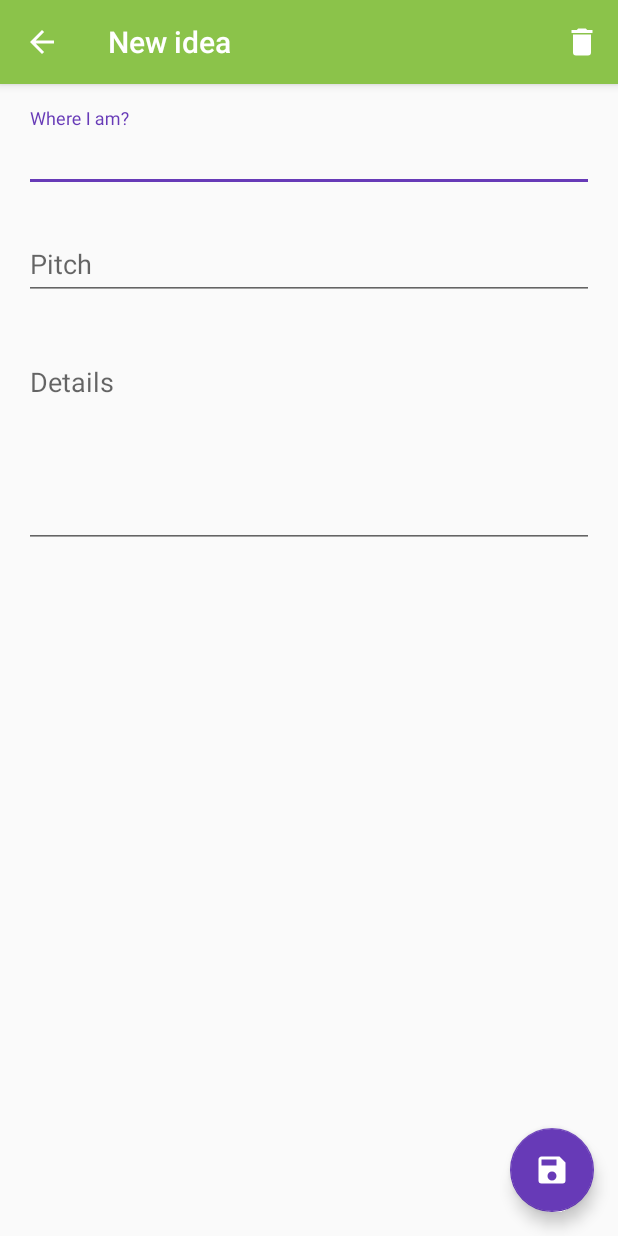
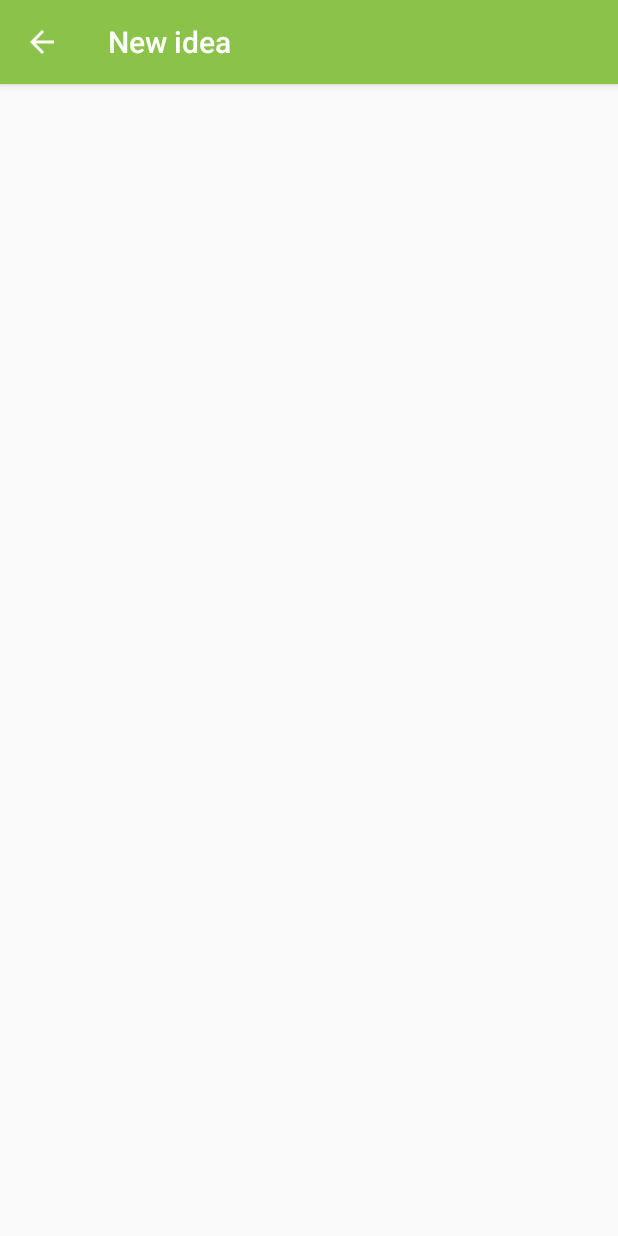
Before and after one commit to luhmirin-s/DevFestWorkshop2018, an Android app: the IdeaFormActivity screen opened directly, with no data from a screen before it, on a phone screen of 412 x 824 dp. Run offline under Robolectric (Android 15) with nearby library versions, the phone set to English and light mode, and no system bars.

```diff
--- a/app/src/main/java/lv/luhmirins/ideas/form/IdeaFormActivity.kt
+++ b/app/src/main/java/lv/luhmirins/ideas/form/IdeaFormActivity.kt
@@ -1,12 +1,10 @@
 package lv.luhmirins.ideas.form
 
 import android.os.Bundle
-import android.view.Menu
 import android.view.MenuItem
 import androidx.appcompat.app.AppCompatActivity
-import androidx.lifecycle.Observer
-import kotlinx.android.synthetic.main.activity_form.*
-import lv.luhmirins.ideas.*
+import lv.luhmirins.ideas.Idea
+import lv.luhmirins.ideas.R
 
 class IdeaFormActivity : AppCompatActivity() {
 
@@ -17,58 +15,56 @@ class IdeaFormActivity : AppCompatActivity() {
         setContentView(R.layout.activity_form)
         supportActionBar?.setDisplayHomeAsUpEnabled(true)
 
-        val currentNoteId = intent?.getLongExtra("idea_id", 0) ?: 0
-        MyApp.IDEAS.getIdea(currentNoteId).observe(this, Observer { nullableIdea ->
-            currentIdea = nullableIdea
-
-            nullableIdea?.let { notNullIdea ->
-                input_place.setText(notNullIdea.place)
-                input_title.setText(notNullIdea.title)
-                input_details.setText(notNullIdea.notes)
-            }
-        })
-
-        fab_save.setOnClickListener {
-            currentIdea
-                ?.let { idea -> updateIdea(idea) }
-                ?: saveIdea()
-            finish()
-        }
+        /*
+           TODO connect your layout with some actions:
+            1) retrieve id of current idea from `intent`
+            2) fetch idae from `MyApp.IDEAS` by observing changes
+            3) cache data in `currentIdea` for future use
+            4) if data is not empty(null) write existing values to inputs
+            5) add 'save' button click listener to either update or save
+                  gift to database and finish activity
+            [Cheat 3]
+           */
     }
 
-    override fun onPrepareOptionsMenu(menu: Menu): Boolean {
-        menuInflater.inflate(R.menu.menu_form, menu)
-        return true
+    /*
+     TODO write a function that:
+      1) takes text from inputs
+      2) creates new Idea object
+      3) executes `SaveAsync` to save new idea to database
+      [Cheat 4]
+    */
+    private fun saveIdea() {
     }
 
+    /*
+    TODO write a function that:
+     1) takes text from inputs
+     2) creates new Idea object with same uid
+     3) executes `UpdateAsync` to save idea changes to database
+     [Cheat 5]
+   */
+    private fun updateIdea(idea: Idea) {
+    }
+
+    /*
+     TODO implement delete button
+      1) override `onPrepareOptionsMenu(Menu)` method of `AppCompatActivity`
+      2) using `menuInflates` inflate `R.menu.menu_form`
+      3) don`t forget to add `return true` so that menu is displayed
+      [Cheat 6]
+    */
+
+    /*
+     TODO implement delete button click handling
+      1) if `currentIdea` is not null execute `DeleteAsync`
+      2) finish current activity
+      3) don't forget to `return true` to show that we handled the click
+      [Cheat 6]
+     */
     override fun onOptionsItemSelected(item: MenuItem): Boolean {
         if (item.itemId == R.id.menu_item_delete) {
-            currentIdea?.let { idea ->
-                DeleteAsync().execute(idea)
-            }
-            finish()
-            return true
         }
         return super.onOptionsItemSelected(item)
     }
-
-    private fun updateIdea(idea: Idea) {
-        val newIdea = Idea(
-            uid = idea.uid,
-            place = input_place.text.toString(),
-            title = input_title.text.toString(),
-            notes = input_details.text.toString()
-        )
-        UpdateAsync().execute(newIdea)
-    }
-
-    private fun saveIdea() {
-        val newIdea = Idea(
-            place = input_place.text.toString(),
-            title = input_title.text.toString(),
-            notes = input_details.text.toString()
-        )
-        SaveAsync().execute(newIdea)
-    }
-
 }
--- a/app/src/main/res/layout/activity_form.xml
+++ b/app/src/main/res/layout/activity_form.xml
@@ -1,4 +1,18 @@
 <?xml version="1.0" encoding="utf-8"?>
+<!--
+ TODO
+  1) add 3 `TextInputLayout` instances
+     1.1) for a place where you thought of an idea
+     1.2) for short idea pitch
+     1.3) for notes
+  2) add save button
+     1.1) use `@drawable/icon_save` and tint it with `@color/white_text`
+  3) make sure all views have unique ids
+  4) make sure you have set correct hints to each input layout (not EditText!)
+  [Cheat 2]
+-->
+
+
 <androidx.constraintlayout.widget.ConstraintLayout
     xmlns:android="http://schemas.android.com/apk/res/android"
     xmlns:app="http://schemas.android.com/apk/res-auto"
@@ -7,73 +21,4 @@
     android:layout_height="match_parent"
     tools:context="lv.luhmirins.ideas.form.IdeaFormActivity">
 
-    <com.google.android.material.floatingactionbutton.FloatingActionButton
-        android:id="@+id/fab_save"
-        android:layout_width="wrap_content"
-        android:layout_height="wrap_content"
-        android:layout_gravity="bottom|end"
-        android:layout_margin="@dimen/fab_margin"
-        android:layout_marginBottom="16dp"
-        android:layout_marginEnd="16dp"
-        android:tint="@color/white_text"
-        app:backgroundTint="@color/color_accent"
-        app:fabSize="normal"
-        app:layout_constraintBottom_toBottomOf="parent"
-        app:layout_constraintEnd_toEndOf="parent"
-        app:srcCompat="@drawable/icon_save"/>
-
-    <com.google.android.material.textfield.TextInputLayout
-        android:id="@+id/layout_place"
-        android:layout_width="0dp"
-        android:layout_height="wrap_content"
-        android:layout_marginEnd="16dp"
-        android:layout_marginStart="16dp"
-        android:layout_marginTop="16dp"
-        android:hint="Where I am?"
-        app:layout_constraintEnd_toEndOf="parent"
-        app:layout_constraintStart_toStartOf="parent"
-        app:layout_constraintTop_toTopOf="parent">
-
-        <com.google.android.material.textfield.TextInputEditText
-            android:id="@+id/input_place"
-            android:layout_width="match_parent"
-            android:layout_height="wrap_content"
-            android:singleLine="true"/>
-    </com.google.android.material.textfield.TextInputLayout>
-
-    <com.google.android.material.textfield.TextInputLayout
-        android:id="@+id/layout_title"
-        android:layout_width="0dp"
-        android:layout_height="wrap_content"
-        android:layout_marginTop="16dp"
-        android:hint="Pitch"
-        app:layout_constraintEnd_toEndOf="@+id/layout_place"
-        app:layout_constraintStart_toStartOf="@+id/layout_place"
-        app:layout_constraintTop_toBottomOf="@+id/layout_place">
-
-        <com.google.android.material.textfield.TextInputEditText
-            android:id="@+id/input_title"
-            android:layout_width="match_parent"
-            android:layout_height="wrap_content"/>
-    </com.google.android.material.textfield.TextInputLayout>
-
-    <com.google.android.material.textfield.TextInputLayout
-        android:id="@+id/layout_idea"
-        android:layout_width="0dp"
-        android:layout_height="wrap_content"
-        android:layout_marginTop="24dp"
-        android:hint="Details"
-        app:layout_constraintEnd_toEndOf="@+id/layout_title"
-        app:layout_constraintStart_toStartOf="@+id/layout_title"
-        app:layout_constraintTop_toBottomOf="@+id/layout_title">
-
-        <com.google.android.material.textfield.TextInputEditText
-            android:id="@+id/input_details"
-            android:layout_width="match_parent"
-            android:layout_height="wrap_content"
-            android:gravity="top"
-            android:lines="5"
-            android:singleLine="false"/>
-    </com.google.android.material.textfield.TextInputLayout>
-
 </androidx.constraintlayout.widget.ConstraintLayout>
```
Also changed, not shown: app/src/main/java/lv/luhmirins/ideas/list/IdeaListActivity.kt (+7 -5 lines), 1 other file.
